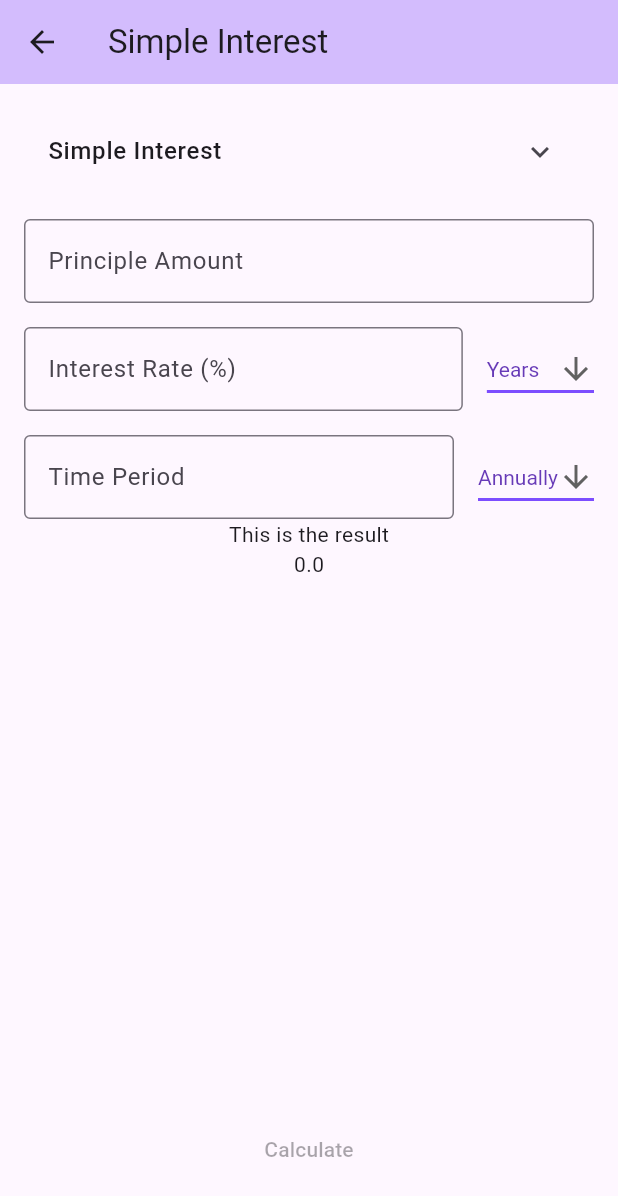
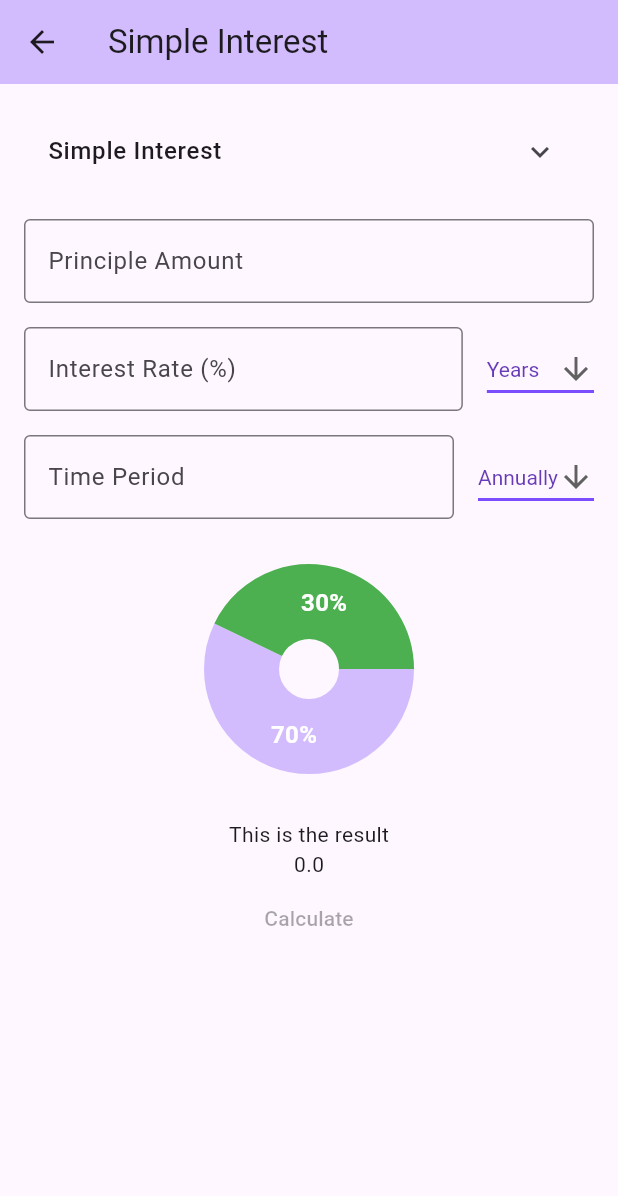
Before and after one commit to williamnkosi/swiss_army_calculator, a Flutter app: the FinanceListPage screen opened by its route, after a tap on "Simple Interest", on a phone screen of 412 x 824 dp. Shown: the top 1196 px of the screen. Run offline on Flutter 3.47's test engine with Material 3 defaults, Android fonts, the phone set to English and light mode, and no system bars; drawn by our look-alikes of fl_chart, flutter_form_builder; our stand-ins replace bloc, equatable, flutter_bloc, form_builder_validators, freezed_annotation.

```diff
--- a/lib/page/calculator_pages/finance/simple_interest_page/bloc/simple_interest_page_event.dart
+++ b/lib/page/calculator_pages/finance/simple_interest_page/bloc/simple_interest_page_event.dart
@@ -5,11 +5,9 @@ part 'simple_interest_page_event.freezed.dart';
 
 @freezed
 abstract class SimpleInterestPageEvent with _$SimpleInterestPageEvent {
-  const factory SimpleInterestPageEvent.checkFormStateEvent(
-      {required GlobalKey<FormBuilderState> formKey}) = CheckFormStateEvent;
-  const factory SimpleInterestPageEvent.calculateResultEvent(
-      {required double principle,
-      required double rate,
-      required double duration}) = CalculateResultEvent;
+  const factory SimpleInterestPageEvent.checkFormStateEvent() =
+      CheckFormStateEvent;
+  const factory SimpleInterestPageEvent.calculateResultEvent() =
+      CalculateResultEvent;
   const factory SimpleInterestPageEvent.toggleInfoEvent() = ToggleInfoEvent;
 }
--- a/lib/page/calculator_pages/finance/simple_interest_page/bloc/simple_interest_page_state.dart
+++ b/lib/page/calculator_pages/finance/simple_interest_page/bloc/simple_interest_page_state.dart
@@ -1,9 +1,12 @@
+import 'package:flutter/material.dart';
+import 'package:flutter_form_builder/flutter_form_builder.dart';
 import 'package:freezed_annotation/freezed_annotation.dart';
 part 'simple_interest_page_state.freezed.dart';
 
 @freezed
 class SimpleInterestPageState with _$SimpleInterestPageState {
   const factory SimpleInterestPageState({
+    required GlobalKey<FormBuilderState> formKey,
     @Default(0) double result,
     @Default(false) isExpanded,
     @Default(true) isDiabled,
--- /dev/null
+++ b/lib/page/calculator_pages/finance/simple_interest_page/simple_interes_text_field_names.dart
@@ -0,0 +1,8 @@
+enum SimpleInterestTextFieldNames {
+  principal('principal'),
+  rate('rate'),
+  duration('duration');
+
+  const SimpleInterestTextFieldNames(this.value);
+  final String value;
+}
--- a/lib/page/calculator_pages/finance/simple_interest_page/simple_interest_page.dart
+++ b/lib/page/calculator_pages/finance/simple_interest_page/simple_interest_page.dart
@@ -1,3 +1,4 @@
+import 'package:fl_chart/fl_chart.dart';
 import 'package:flutter/material.dart';
 import 'package:flutter_bloc/flutter_bloc.dart';
 import 'package:flutter_form_builder/flutter_form_builder.dart';
@@ -9,11 +10,11 @@ import '../../../../models/calculator_types.dart';
 import '../../../../widgets/app_material_button.dart';
 import '../../../../widgets/drop_down_button.dart';
 
+import '../../../../widgets/pie_chart.dart/pie_chart.dart';
 import 'bloc/simple_interest_page_bloc.dart';
 import 'bloc/simple_interest_page_event.dart';
 import 'bloc/simple_interest_page_state.dart';
-
-final _formKey = GlobalKey<FormBuilderState>();
+import 'simple_interes_text_field_names.dart';
 
 class SimpleInterest extends StatefulWidget {
   const SimpleInterest({super.key});
@@ -23,36 +24,41 @@ class SimpleInterest extends StatefulWidget {
 }
 
 class _SimpleInterestState extends State<SimpleInterest> {
-  final _textFieldPrinciple = 'principle';
-  final _textFieldRate = 'rate';
-  final _textFieldDuration = 'duration';
-
-  void _checkFormState() {
-    BlocProvider.of<SimpleInterestPageBloc>(context)
-        .add(CheckFormStateEvent(formKey: _formKey));
+  List<PieChartSectionData> getSections() {
+    return [
+      PieChartSectionData(
+        color: Theme.of(context).colorScheme.inversePrimary,
+        value: 40,
+        title: '70%',
+        radius: 50,
+        titleStyle: TextStyle(
+            fontSize: 16,
+            fontWeight: FontWeight.bold,
+            color: const Color(0xffffffff)),
+      ),
+      PieChartSectionData(
+        color: Colors.green,
+        value: 30,
+        title: '30%',
+        radius: 50,
+        titleStyle: TextStyle(
+          fontSize: 16,
+          fontWeight: FontWeight.bold,
+          color: const Color(0xffffffff),
+        ),
+      ),
+    ];
   }
 
-  void _onPress() {
-    try {
-      final principle = double.parse(
-          _formKey.currentState!.fields[_textFieldPrinciple]!.value);
-      final rate =
-          double.parse(_formKey.currentState!.fields[_textFieldRate]!.value);
-      final duration = double.parse(
-          _formKey.currentState!.fields[_textFieldDuration]!.value);
-      BlocProvider.of<SimpleInterestPageBloc>(context).add(CalculateResultEvent(
-          principle: principle, rate: rate, duration: duration));
-    } catch (e) {
-      print(e);
-    }
-  }
+  void _checkFormState() => BlocProvider.of<SimpleInterestPageBloc>(context)
+      .add(const CheckFormStateEvent());
 
   @override
   Widget build(BuildContext context) {
     return FormBuilder(
       autovalidateMode: AutovalidateMode.disabled,
-      key: _formKey,
-      child: Column(
+      key: BlocProvider.of<SimpleInterestPageBloc>(context).state.formKey,
+      child: ListView(
         children: [
           AppExpansionTile(
               title: FinanceCalculators.simpleInterest.value,
@@ -60,46 +66,43 @@ class _SimpleInterestState extends State<SimpleInterest> {
           const SizedBox(
             height: 16,
           ),
-          Expanded(
-            child: Column(
-              children: [
           Principal(
-                  name: _textFieldPrinciple,
             check: _checkFormState,
           ),
           const SizedBox(
             height: 16,
           ),
           InterestRate(
-                  name: _textFieldRate,
             check: _checkFormState,
           ),
           const SizedBox(
             height: 16,
           ),
           Duration(
-                  name: _textFieldDuration,
             check: _checkFormState,
           ),
+          SizedBox(
+              height: 200,
+              width: double.infinity,
+              child: PieChartWidget(sections: getSections())),
           BlocBuilder<SimpleInterestPageBloc, SimpleInterestPageState>(
             builder: (context, state) {
               return Column(
                 children: [
-                        Text('This is the result'),
+                  const Text('This is the result'),
                   Text(state.result.toString())
                 ],
               );
             },
-                )
-              ],
-            ),
           ),
           BlocBuilder<SimpleInterestPageBloc, SimpleInterestPageState>(
             builder: (context, state) {
               return AppMaterialButton(
                   isDisabled: state.isDiabled,
                   buttonTitle: 'Calculate',
-                  onPressed: () => _onPress());
+                  onPressed: () =>
+                      BlocProvider.of<SimpleInterestPageBloc>(context)
+                          .add(const CalculateResultEvent()));
             },
           ),
           const SizedBox(
@@ -112,11 +115,9 @@ class _SimpleInterestState extends State<SimpleInterest> {
 }
 
 class Principal extends StatelessWidget {
-  final String name;
   final Function check;
   const Principal({
     super.key,
-    required this.name,
     required this.check,
   });
 
@@ -124,7 +125,7 @@ class Principal extends StatelessWidget {
   Widget build(BuildContext context) {
     return FormBuilderTextField(
       keyboardType: TextInputType.number,
-      name: name,
+      name: SimpleInterestTextFieldNames.principal.value,
       decoration: const InputDecoration(
         border: OutlineInputBorder(),
         hintText: 'Principle Amount',
@@ -139,11 +140,9 @@ class Principal extends StatelessWidget {
 }
 
 class InterestRate extends StatelessWidget {
-  final String name;
   final Function check;
   const InterestRate({
     super.key,
-    required this.name,
     required this.check,
   });
 
@@ -154,7 +153,7 @@ class InterestRate extends StatelessWidget {
         Flexible(
           child: FormBuilderTextField(
             keyboardType: TextInputType.number,
-            name: name,
+            name: SimpleInterestTextFieldNames.rate.value,
             decoration: const InputDecoration(
               border: OutlineInputBorder(),
               hintText: 'Interest Rate (%)',
@@ -178,11 +177,9 @@ class InterestRate extends StatelessWidget {
 }
 
 class Duration extends StatelessWidget {
-  final String name;
   final Function check;
   const Duration({
     Key? key,
-    required this.name,
     required this.check,
   }) : super(key: key);
 
@@ -193,7 +190,7 @@ class Duration extends StatelessWidget {
         Flexible(
           child: FormBuilderTextField(
             keyboardType: TextInputType.number,
-            name: name,
+            name: SimpleInterestTextFieldNames.duration.value,
             decoration: const InputDecoration(
               border: OutlineInputBorder(),
               hintText: 'Time Period',
--- /dev/null
+++ b/lib/widgets/pie_chart.dart/pie_chart.dart
@@ -0,0 +1,19 @@
+import 'package:fl_chart/fl_chart.dart';
+import 'package:flutter/material.dart';
+
+class PieChartWidget extends StatelessWidget {
+  final List<PieChartSectionData> sections;
+  const PieChartWidget({super.key, required this.sections});
+
+  @override
+  Widget build(BuildContext context) {
+    return PieChart(
+      PieChartData(
+        sections: sections,
+        borderData: FlBorderData(show: false),
+        sectionsSpace: 0,
+        centerSpaceRadius: 20,
+      ),
+    );
+  }
+}
```
Also changed, not shown: lib/page/calculator_pages/finance/simple_interest_page/bloc/simple_interest_page_bloc.dart (+18 -12 lines), lib/page/calculator_pages/finance/simple_interest_page/bloc/simple_interest_page_event.freezed.dart, lib/page/calculator_pages/finance/simple_interest_page/bloc/simple_interest_page_state.freezed.dart. Lines whose indentation alone changed are shown as unchanged.
